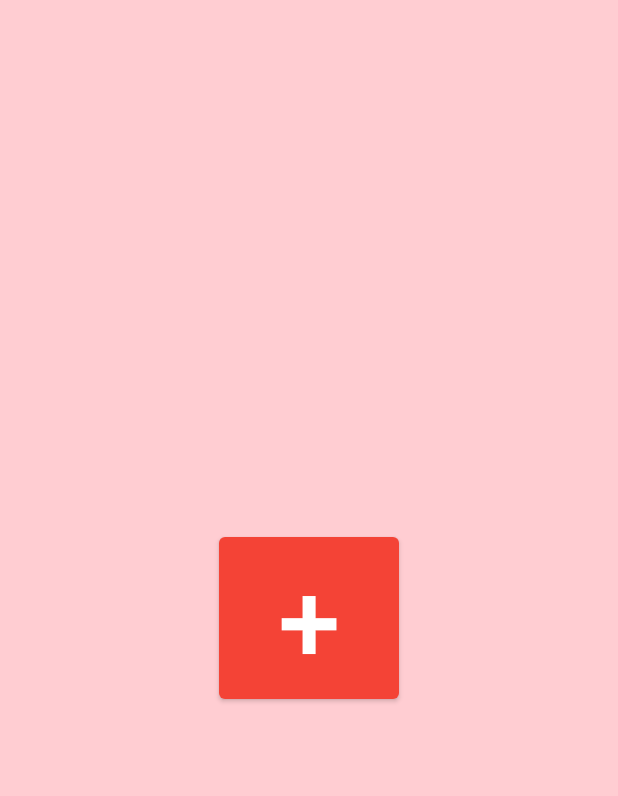
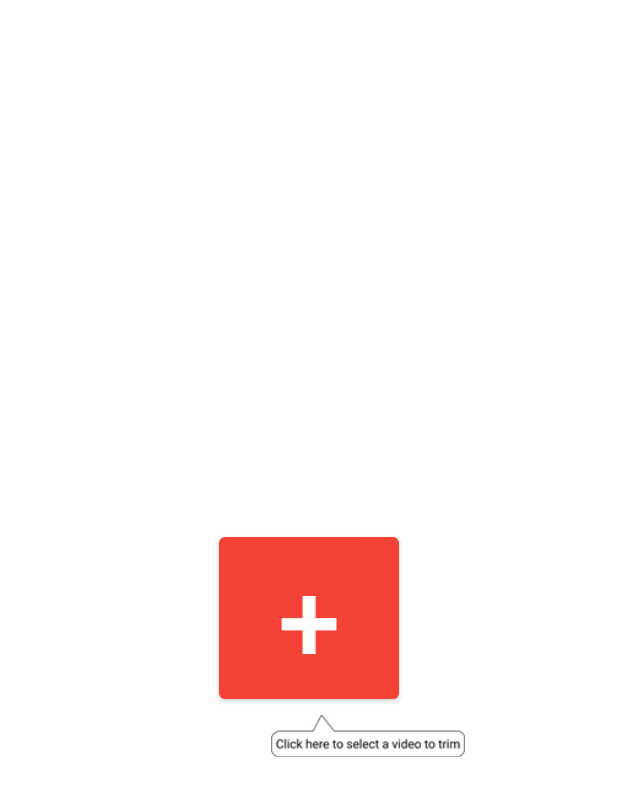
Before and after one commit to anas43950/GoTrim, an Android app: the screen it shows after launch (MainActivity), on a phone screen of 412 x 824 dp. Shown: the top 796 px of the screen. Run offline under Robolectric (Android 15) with nearby library versions, the phone set to English and light mode, and no system bars; our stand-ins replace sdp/ssp sizes.

Commit message:
Final app(almost)

```diff
--- a/app/src/main/AndroidManifest.xml
+++ b/app/src/main/AndroidManifest.xml
@@ -2,19 +2,21 @@
 <manifest xmlns:android="http://schemas.android.com/apk/res/android"
     xmlns:tools="http://schemas.android.com/tools"
     package="com.videosplitterforstatusorstory">
+
     <uses-permission android:name="android.permission.WRITE_EXTERNAL_STORAGE" />
     <uses-permission android:name="android.permission.READ_EXTERNAL_STORAGE" />
-
 
     <application
         android:allowBackup="true"
         android:icon="@mipmap/ic_launcher"
         android:label="@string/app_name"
+        android:requestLegacyExternalStorage="true"
         android:roundIcon="@mipmap/ic_launcher_round"
         android:supportsRtl="true"
-        android:requestLegacyExternalStorage="true"
+
         android:theme="@style/Theme.VideoSplitterForStatusOrStory"
         tools:replace="android:theme">
+        <activity android:name=".CompletedActivity"></activity>
         <activity android:name=".TrimmerActivity" />
         <activity android:name=".MainActivity">
             <intent-filter>
--- a/app/src/main/res/layout/activity_main.xml
+++ b/app/src/main/res/layout/activity_main.xml
@@ -5,7 +5,7 @@
     android:layout_width="match_parent"
     android:layout_height="match_parent"
     tools:context=".MainActivity"
-    android:background="@color/colorPrimaryLight">
+    android:background="@android:color/white">
 
     <Button
         android:id="@+id/videoPickerButton"
@@ -20,4 +20,16 @@
         app:layout_constraintEnd_toEndOf="parent"
         app:layout_constraintStart_toStartOf="parent"
         app:layout_constraintTop_toTopOf="parent" />
+
+    <ImageView
+        android:id="@+id/hint_image_view"
+        android:layout_width="129dp"
+        android:layout_height="37dp"
+        android:src="@drawable/click_hint"
+        app:layout_constraintBottom_toBottomOf="parent"
+        app:layout_constraintEnd_toEndOf="parent"
+        app:layout_constraintHorizontal_bias="0.639"
+        app:layout_constraintStart_toStartOf="parent"
+        app:layout_constraintTop_toBottomOf="@+id/videoPickerButton"
+        app:layout_constraintVertical_bias="0.0" />
 </androidx.constraintlayout.widget.ConstraintLayout>
--- a/app/src/main/res/values-night/themes.xml
+++ b/app/src/main/res/values-night/themes.xml
@@ -1,16 +1,44 @@
 <resources xmlns:tools="http://schemas.android.com/tools">
     <!-- Base application theme. -->
-    <style name="Theme.VideoSplitterForStatusOrStory" parent="Theme.MaterialComponents.DayNight.DarkActionBar">
+    <style name="Theme.VideoSplitterForStatusOrStory" parent="Theme.MaterialComponents.Light.DarkActionBar">
         <!-- Primary brand color. -->
-        <item name="colorPrimary">@color/purple_200</item>
-        <item name="colorPrimaryVariant">@color/purple_700</item>
-        <item name="colorOnPrimary">@color/black</item>
+        <item name="colorPrimary">@color/colorPrimary</item>
+        <item name="colorAccent">@color/colorAccent</item>
+        <item name="colorOnPrimary">@color/white</item>
+        <item name="backgroundColor">@color/colorPrimaryLight</item>
         <!-- Secondary brand color. -->
         <item name="colorSecondary">@color/teal_200</item>
-        <item name="colorSecondaryVariant">@color/teal_200</item>
+        <item name="colorSecondaryVariant">@color/teal_700</item>
         <item name="colorOnSecondary">@color/black</item>
         <!-- Status bar color. -->
         <item name="android:statusBarColor" tools:targetApi="l">@color/colorPrimaryDark</item>
+<!--        <item name="actionBarTheme">@style/myActionBar</item>-->
         <!-- Customize your theme here. -->
     </style>
+    <style name="myActionBar" parent="@style/Widget.AppCompat.Light.ActionBar.Solid">
+        <item name="android:background">@color/colorPrimary</item>
+    </style>
+
+    <style name="TextFieldParent">
+        <item name="android:layout_marginTop">20dp</item>
+        <item name="android:layout_height">50dp</item>
+    </style>
+
+    <style name="TextFieldStyle" parent="TextFieldParent">
+
+        <item name="android:layout_marginLeft">20dp</item>
+
+        <item name="android:layout_width">wrap_content</item>
+        <item name="android:gravity">center_vertical</item>
+        "
+
+    </style>
+
+    <style name="EditTextFieldStyle" parent="TextFieldParent">
+        <item name="android:layout_width">100dp</item>
+        <item name="android:layout_marginRight">16dp</item>
+        <item name="android:inputType">number</item>
+        <item name="hintEnabled">false</item>
+    </style>
+
 </resources>
--- a/app/src/main/res/values/colors.xml
+++ b/app/src/main/res/values/colors.xml
@@ -10,4 +10,5 @@
     <color name="colorPrimaryLight">#FFCDD2</color>
     <color name="colorPrimary">#F44336</color>
     <color name="colorPrimaryDark">#D32F2F</color>
+    <color name="colorAccent">#448AFF</color>
 </resources>
--- a/app/src/main/res/values/strings.xml
+++ b/app/src/main/res/values/strings.xml
@@ -9,7 +9,7 @@
     <string name="ask_for_storage_perm">Please provide storage permission.</string>
     <string name="default_duration_of_each_split">5</string>
     <string name="min_duration_error">Duration cannot be less than 5 and more than duration of video itself</string>
-    <string name="trim_completed_file_save_location">Trim Completed and trimmed files are saved to </string>
+    <string name="trim_completed_file_save_location">Trim Completed and output saved to: </string>
     <string name="start_from_duration_error">Start from value can not be less than 0 and more than duration of video itself</string>
     <string name="min_and_start_from_duration_error">Please provide a valid start from value and duration more than 5</string>
     <string name="empty_values_error">Please provide valid values</string>
--- a/app/src/main/res/values/themes.xml
+++ b/app/src/main/res/values/themes.xml
@@ -1,6 +1,6 @@
 <resources xmlns:tools="http://schemas.android.com/tools">
     <!-- Base application theme. -->
-    <style name="Theme.VideoSplitterForStatusOrStory" parent="Theme.MaterialComponents.DayNight.DarkActionBar">
+    <style name="Theme.VideoSplitterForStatusOrStory" parent="Theme.MaterialComponents.Light.DarkActionBar">
         <!-- Primary brand color. -->
         <item name="colorPrimary">@color/purple_500</item>
         <item name="colorPrimaryVariant">@color/purple_700</item>
@@ -11,7 +11,11 @@
         <item name="colorOnSecondary">@color/black</item>
         <!-- Status bar color. -->
         <item name="android:statusBarColor" tools:targetApi="l">@color/colorPrimaryDark</item>
+        <item name="actionBarTheme">@style/myActionBar</item>
         <!-- Customize your theme here. -->
+    </style>
+    <style name="myActionBar" parent="@style/Widget.AppCompat.Light.ActionBar.Solid">
+        <item name="android:background">@color/colorPrimary</item>
     </style>
 
     <style name="TextFieldParent">
@@ -35,4 +39,5 @@
         <item name="android:inputType">number</item>
         <item name="hintEnabled">false</item>
     </style>
+
 </resources>
```
Also changed, not shown: app/src/main/java/com/videosplitterforstatusorstory/CompletedActivity.java (added, +38 -0 lines), app/src/main/java/com/videosplitterforstatusorstory/TrimmerActivity.java (+37 -17 lines), app/src/main/res/drawable/ic_completed_tick.xml (added, +14 -0 lines), app/src/main/res/drawable/ic_play_button.xml (added, +19 -0 lines), app/src/main/res/layout/activity_completed.xml (added, +36 -0 lines), app/src/main/res/layout/activity_trimmer.xml (+33 -44 lines), app/src/main/res/layout/progress_bar.xml (deleted, +0 -8 lines), app/src/main/res/drawable-hdpi/click_hint.png (added), app/src/main/res/drawable-mdpi/click_hint.png (added), app/src/main/res/drawable-xhdpi/click_hint.png (added), app/src/main/res/drawable-xxhdpi/click_hint.png (added).
